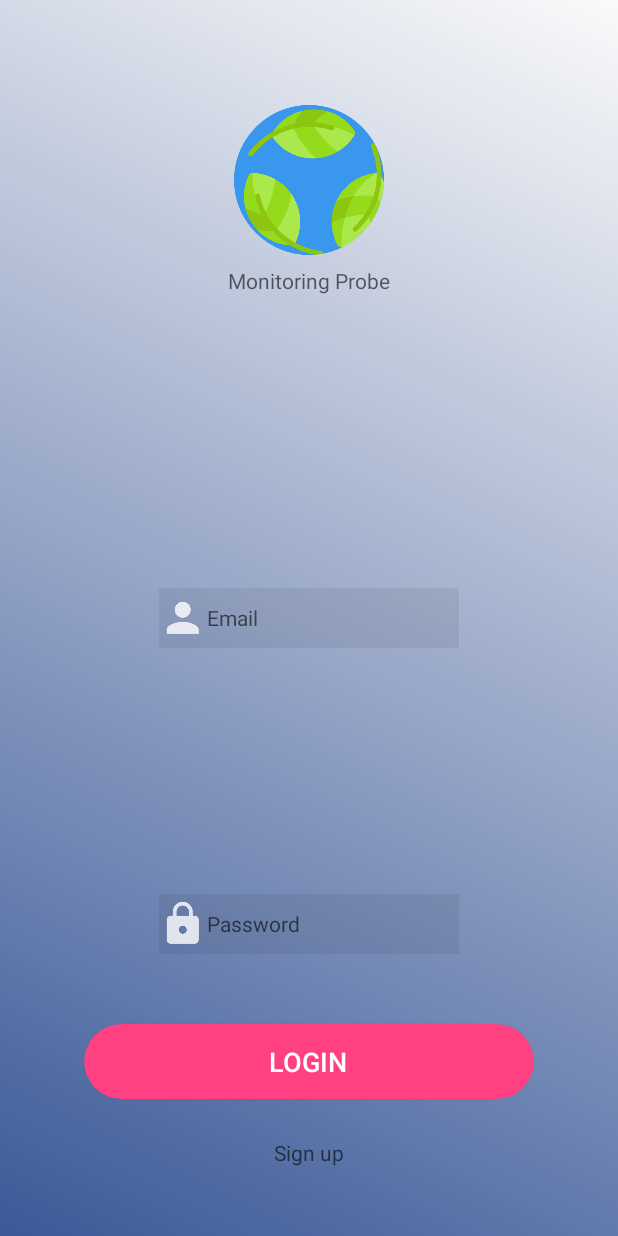
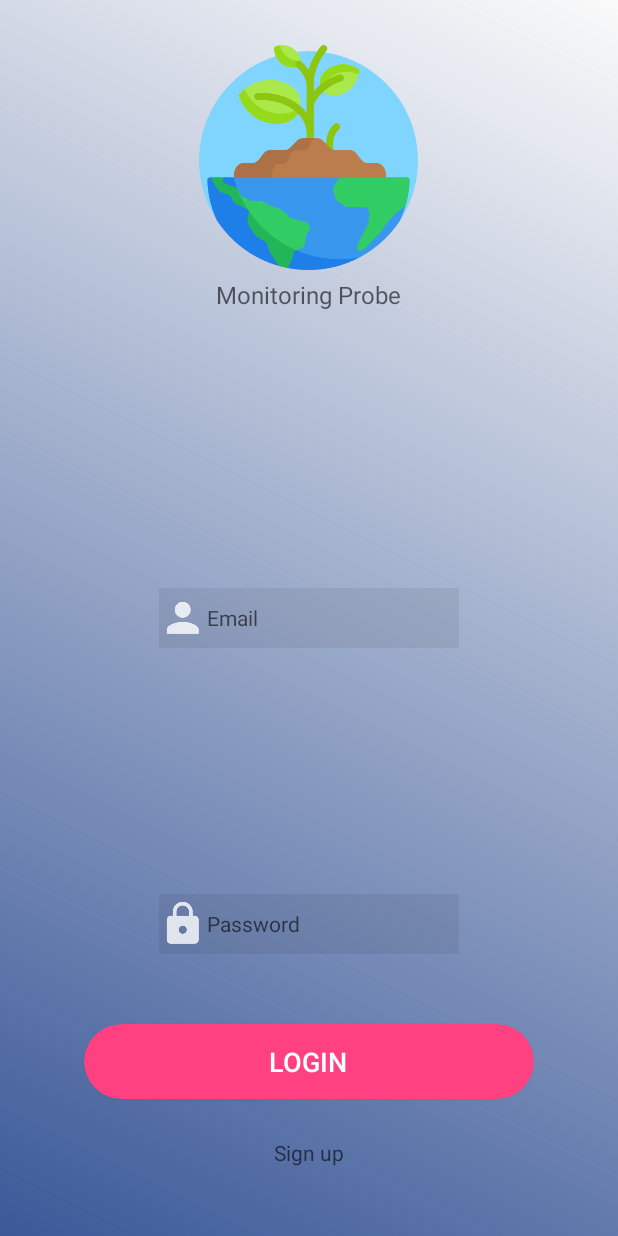
Before and after one commit to dinossaur23/MonitoringProbeApp, an Android app: the layout activity_main.xml on its own in the app's theme, with its tools: preview values and no code run, on a phone screen of 412 x 824 dp. Run offline under Robolectric (Android 15) with nearby library versions, the phone set to English and light mode, and no system bars.

Commit message:
fix some corrupted files and add comment in others

```diff
--- a/app/src/main/res/layout/activity_main.xml
+++ b/app/src/main/res/layout/activity_main.xml
@@ -6,16 +6,16 @@
     android:layout_width="match_parent"
     android:layout_height="match_parent"
     android:background="@drawable/gradient"
+
     tools:context="com.sensingchange.monitoringprobe.MainActivity">
 
     <ImageView
         android:id="@+id/imageView"
-        android:layout_width="100dp"
-        android:layout_height="100dp"
-        android:layout_alignParentTop="true"
+        android:layout_width="150dp"
+        android:layout_height="150dp"
+        android:layout_marginTop="30dp"
         android:layout_centerHorizontal="true"
-        android:layout_marginTop="70dp"
-        app:srcCompat="@drawable/leaves" />
+        android:src="@drawable/soil" />
 
     <TextView
         android:id="@+id/textView"
@@ -23,9 +23,10 @@
         android:layout_height="wrap_content"
         android:layout_alignParentTop="true"
         android:layout_centerHorizontal="true"
-        android:layout_marginTop="177dp"
+        android:layout_marginTop="185dp"
         android:hint="@string/tittle"
-        android:textAppearance="@style/TextAppearance.AppCompat" />
+        android:textAppearance="@style/TextAppearance.AppCompat"
+        android:textSize="16sp" />
 
     <EditText
         android:id="@+id/edtUsername"
--- a/app/src/main/res/values/styles.xml
+++ b/app/src/main/res/values/styles.xml
@@ -6,15 +6,8 @@
         <item name="colorPrimary">@color/colorPrimary</item>
         <item name="colorPrimaryDark">@color/colorPrimaryDark</item>
         <item name="colorAccent">@color/colorAccent</item>
-    </style>
-
-    <style name="AppTheme.NoActionBar">
         <item name="windowActionBar">false</item>
         <item name="windowNoTitle">true</item>
     </style>
 
-    <style name="AppTheme.AppBarOverlay" parent="ThemeOverlay.AppCompat.Dark.ActionBar" />
-
-    <style name="AppTheme.PopupOverlay" parent="ThemeOverlay.AppCompat.Light" />
-
 </resources>
```
Also changed, not shown: app/build.gradle (+5 -5 lines), app/src/main/AndroidManifest.xml (+7 -4 lines), app/src/main/java/com/sensingchange/monitoringprobe/MainActivity.java (+8 -5 lines), app/src/main/java/com/sensingchange/monitoringprobe/remote/BLEPeripheral.java (+8 -5 lines), app/src/main/res/drawable/bluetooth.png (renamed from app/src/main/res/drawable-v24/bluetooth.png), app/src/main/res/drawable/gradient.xml (renamed from app/src/main/res/drawable-v24/gradient.xml), app/src/main/res/drawable/leaves.png (renamed from app/src/main/res/drawable-v24/leaves.png), app/src/main/res/drawable/map.png (renamed from app/src/main/res/drawable-v24/map.png), app/src/main/res/drawable/soil.png (renamed from app/src/main/res/drawable-v24/soil.png), app/src/main/res/drawable/solarpanel.png (renamed from app/src/main/res/drawable-v24/solarpanel.png), app/src/main/res/drawable/technology.png (renamed from app/src/main/res/drawable-v24/technology.png), app/src/main/res/drawable/temperatury.png (renamed from app/src/main/res/drawable-v24/temperatury.png), app/src/main/res/drawable/weather.png (renamed from app/src/main/res/drawable-v24/weather.png), app/src/main/res/drawable/windmill.png (renamed from app/src/main/res/drawable-v24/windmill.png).
